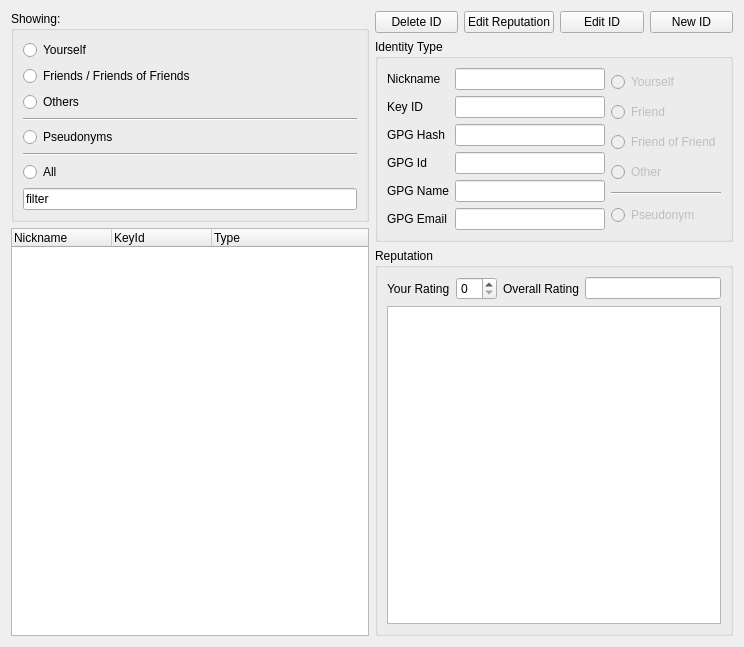
RetroShare/RetroShare, file retroshare-gui/src/gui/Identity/IdDialog.ui: the form before one commit.
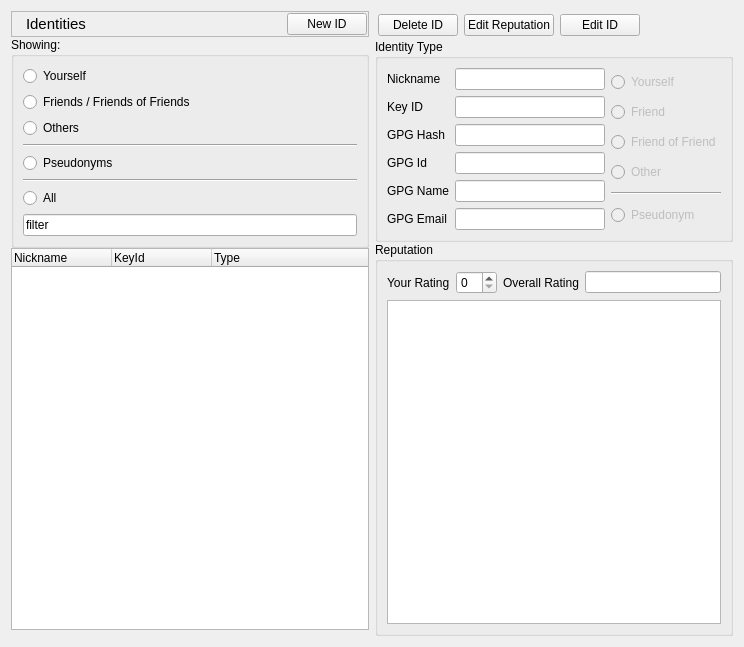
The form after the commit. Icons and pictures are not drawn.

Commit message: Added subscribe/unsubscribe to album icons Fixed layout spaces for GxsGroupDialog.ui, when some labels/buttons is hided.

```diff
--- a/retroshare-gui/src/gui/Identity/IdDialog.ui
+++ b/retroshare-gui/src/gui/Identity/IdDialog.ui
@@ -13,10 +13,73 @@
   <property name="windowTitle">
    <string/>
   </property>
+  <layout class="QGridLayout" name="gridLayout_5">
+   <item row="0" column="0">
   <layout class="QGridLayout" name="gridLayout_3">
-   <item row="0" column="0" rowspan="3">
-    <layout class="QVBoxLayout" name="verticalLayout_2">
+     <property name="bottomMargin">
+      <number>6</number>
+     </property>
+     <property name="spacing">
+      <number>0</number>
+     </property>
+     <item row="0" column="0">
+      <widget class="QFrame" name="frame">
+       <property name="frameShape">
+        <enum>QFrame::StyledPanel</enum>
+       </property>
+       <property name="frameShadow">
+        <enum>QFrame::Raised</enum>
+       </property>
+       <layout class="QHBoxLayout" name="horizontalLayout_3">
+        <property name="margin">
+         <number>1</number>
+        </property>
      <item>
+         <widget class="QLabel" name="label_9">
+          <property name="text">
+           <string/>
+          </property>
+          <property name="pixmap">
+           <pixmap resource="../images.qrc">:/images/groupchat.png</pixmap>
+          </property>
+         </widget>
+        </item>
+        <item>
+         <widget class="QLabel" name="label_10">
+          <property name="font">
+           <font>
+            <pointsize>11</pointsize>
+           </font>
+          </property>
+          <property name="text">
+           <string>Identities</string>
+          </property>
+         </widget>
+        </item>
+        <item>
+         <spacer name="horizontalSpacer_2">
+          <property name="orientation">
+           <enum>Qt::Horizontal</enum>
+          </property>
+          <property name="sizeHint" stdset="0">
+           <size>
+            <width>40</width>
+            <height>20</height>
+           </size>
+          </property>
+         </spacer>
+        </item>
+        <item>
+         <widget class="QPushButton" name="pushButton_NewId">
+          <property name="text">
+           <string>New ID</string>
+          </property>
+         </widget>
+        </item>
+       </layout>
+      </widget>
+     </item>
+     <item row="1" column="0">
       <widget class="QGroupBox" name="groupBox">
        <property name="title">
         <string>Showing:</string>
@@ -84,7 +147,7 @@
        </layout>
       </widget>
      </item>
-     <item>
+     <item row="2" column="0">
       <widget class="QTreeWidget" name="treeWidget_IdList">
        <column>
         <property name="text">
@@ -106,7 +169,16 @@
     </layout>
    </item>
    <item row="0" column="1">
+    <layout class="QGridLayout" name="gridLayout_4">
+     <property name="verticalSpacing">
+      <number>0</number>
+     </property>
+     <item row="0" column="0">
+      <widget class="QFrame" name="frame">
     <layout class="QHBoxLayout" name="horizontalLayout_2">
+        <property name="margin">
+         <number>3</number>
+        </property>
      <item>
       <widget class="QPushButton" name="pushButton_Delete">
        <property name="text">
@@ -129,15 +201,22 @@
       </widget>
      </item>
      <item>
-      <widget class="QPushButton" name="pushButton_NewId">
-       <property name="text">
-        <string>New ID</string>
-       </property>
-      </widget>
-     </item>
-    </layout>
-   </item>
-   <item row="1" column="1">
+         <spacer name="horizontalSpacer">
+          <property name="orientation">
+           <enum>Qt::Horizontal</enum>
+          </property>
+          <property name="sizeHint" stdset="0">
+           <size>
+            <width>40</width>
+            <height>20</height>
+           </size>
+          </property>
+         </spacer>
+        </item>
+       </layout>
+      </widget>
+     </item>
+     <item row="1" column="0">
     <widget class="QGroupBox" name="groupBox_2">
      <property name="title">
       <string>Identity Type</string>
@@ -324,7 +403,7 @@
      </layout>
     </widget>
    </item>
-   <item row="2" column="1">
+     <item row="2" column="0">
     <widget class="QGroupBox" name="groupBox_3">
      <property name="title">
       <string>Reputation</string>
@@ -357,6 +436,8 @@
     </widget>
    </item>
   </layout>
+   </item>
+  </layout>
  </widget>
  <resources>
   <include location="../LinksCloud/images.qrc"/>
```
Left out of the diff: 2 changed lines with no effect on the pictures. Lines whose indentation alone changed are shown as unchanged. The commit also changes 6 other files.
